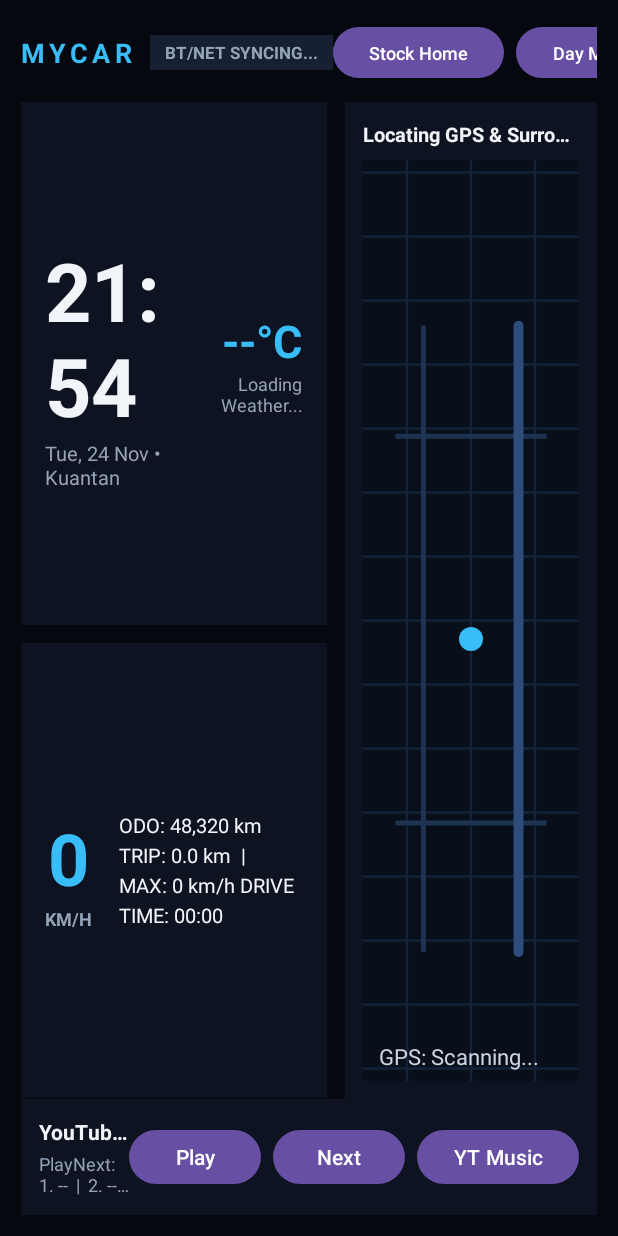
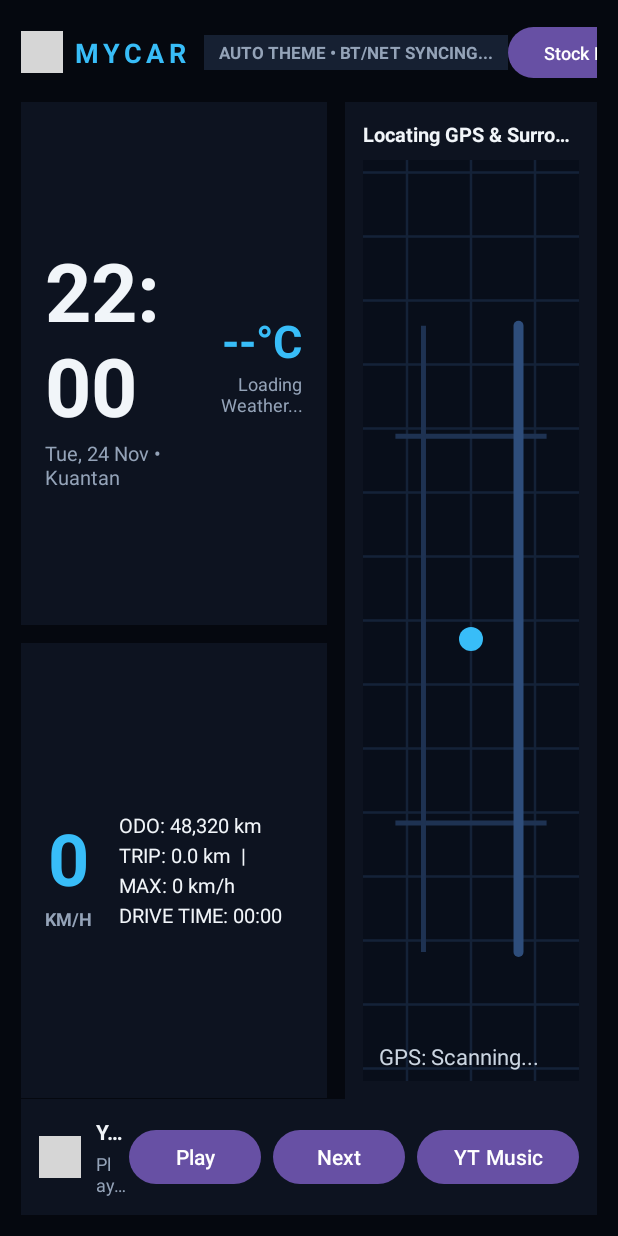
Before and after one commit to hitcombo30-coder/mycar-launcher, an Android app: the layout activity_main.xml on its own in the app's theme, with its tools: preview values and no code run, on a phone screen of 412 x 824 dp. Run offline under Robolectric (Android 15) with nearby library versions, the phone set to English and light mode, and no system bars; grey boxes are pictures that could not be loaded.

Commit message:
Update activity_main.xml

```diff
--- a/app/src/main/res/layout/activity_main.xml
+++ b/app/src/main/res/layout/activity_main.xml
@@ -7,7 +7,6 @@
     android:background="@color/night_bg"
     android:padding="14dp">
 
-    <!-- Top Cockpit Bar -->
     <LinearLayout
         android:id="@+id/topBar"
         android:layout_width="0dp"
@@ -18,10 +17,18 @@
         app:layout_constraintStart_toStartOf="parent"
         app:layout_constraintTop_toTopOf="parent">
 
+        <ImageView
+            android:id="@+id/ivBrandLogo"
+            android:layout_width="28dp"
+            android:layout_height="28dp"
+            android:contentDescription="MYCAR Logo"
+            android:src="@drawable/ic_car_logo" />
+
         <TextView
             android:id="@+id/tvBrand"
             android:layout_width="wrap_content"
             android:layout_height="wrap_content"
+            android:layout_marginStart="8dp"
             android:letterSpacing="0.16"
             android:text="MYCAR"
             android:textColor="@color/night_accent"
@@ -36,7 +43,7 @@
             android:background="@color/night_pill"
             android:paddingHorizontal="10dp"
             android:paddingVertical="4dp"
-            android:text="BT/NET SYNCING..."
+            android:text="AUTO THEME • BT/NET SYNCING..."
             android:textColor="@color/night_subtext"
             android:textSize="11sp"
             android:textStyle="bold" />
@@ -55,15 +62,6 @@
             android:textSize="12sp" />
 
         <Button
-            android:id="@+id/btnTheme"
-            android:layout_width="wrap_content"
-            android:layout_height="42dp"
-            android:layout_marginStart="8dp"
-            android:text="Day Mode"
-            android:textAllCaps="false"
-            android:textSize="12sp" />
-
-        <Button
             android:id="@+id/btnApps"
             android:layout_width="wrap_content"
             android:layout_height="42dp"
@@ -73,7 +71,6 @@
             android:textSize="12sp" />
     </LinearLayout>
 
-    <!-- Left Column: Big Clock + Weather/Temp + Speed & Trip -->
     <LinearLayout
         android:id="@+id/leftCluster"
         android:layout_width="0dp"
@@ -87,7 +84,6 @@
         app:layout_constraintStart_toStartOf="parent"
         app:layout_constraintTop_toBottomOf="@id/topBar">
 
-        <!-- Prominent Clock & Weather Card -->
         <LinearLayout
             android:id="@+id/clockWeatherCard"
             android:layout_width="match_parent"
@@ -108,7 +104,7 @@
                     android:id="@+id/tvBigClock"
                     android:layout_width="wrap_content"
                     android:layout_height="wrap_content"
-                    android:text="21:54"
+                    android:text="22:00"
                     android:textColor="@color/night_text"
                     android:textSize="54sp"
                     android:textStyle="bold" />
@@ -149,7 +145,6 @@
             </LinearLayout>
         </LinearLayout>
 
-        <!-- Speed & Trip Telemetry Card -->
         <LinearLayout
             android:id="@+id/telemetryCard"
             android:layout_width="match_parent"
@@ -192,15 +187,12 @@
                 android:layout_marginStart="18dp"
                 android:layout_weight="1"
                 android:lineSpacingExtra="4dp"
-                android:text="ODO: 48,320 km
-TRIP: 0.0 km  |  MAX: 0 km/h
-DRIVE TIME: 00:00"
+                android:text="ODO: 48,320 km\nTRIP: 0.0 km  |  MAX: 0 km/h\nDRIVE TIME: 00:00"
                 android:textColor="@color/night_text"
                 android:textSize="13sp" />
         </LinearLayout>
     </LinearLayout>
 
-    <!-- Right Column: Compact Live Surround Area Map (No fake arrow/ahead text) -->
     <LinearLayout
         android:id="@+id/mapCard"
         android:layout_width="0dp"
@@ -234,7 +226,6 @@ DRIVE TIME: 00:00"
             android:layout_weight="1" />
     </LinearLayout>
 
-    <!-- Bottom Bar: YouTube Music + Next Track + PlayNext Queue List -->
     <LinearLayout
         android:id="@+id/musicCard"
         android:layout_width="0dp"
@@ -247,6 +238,14 @@ DRIVE TIME: 00:00"
         app:layout_constraintBottom_toBottomOf="parent"
         app:layout_constraintEnd_toEndOf="parent"
         app:layout_constraintStart_toStartOf="parent">
+
+        <ImageView
+            android:id="@+id/ivMusicCarIcon"
+            android:layout_width="28dp"
+            android:layout_height="28dp"
+            android:layout_marginEnd="10dp"
+            android:contentDescription="Car Music"
+            android:src="@drawable/ic_car_logo" />
 
         <LinearLayout
             android:layout_width="0dp"
```
